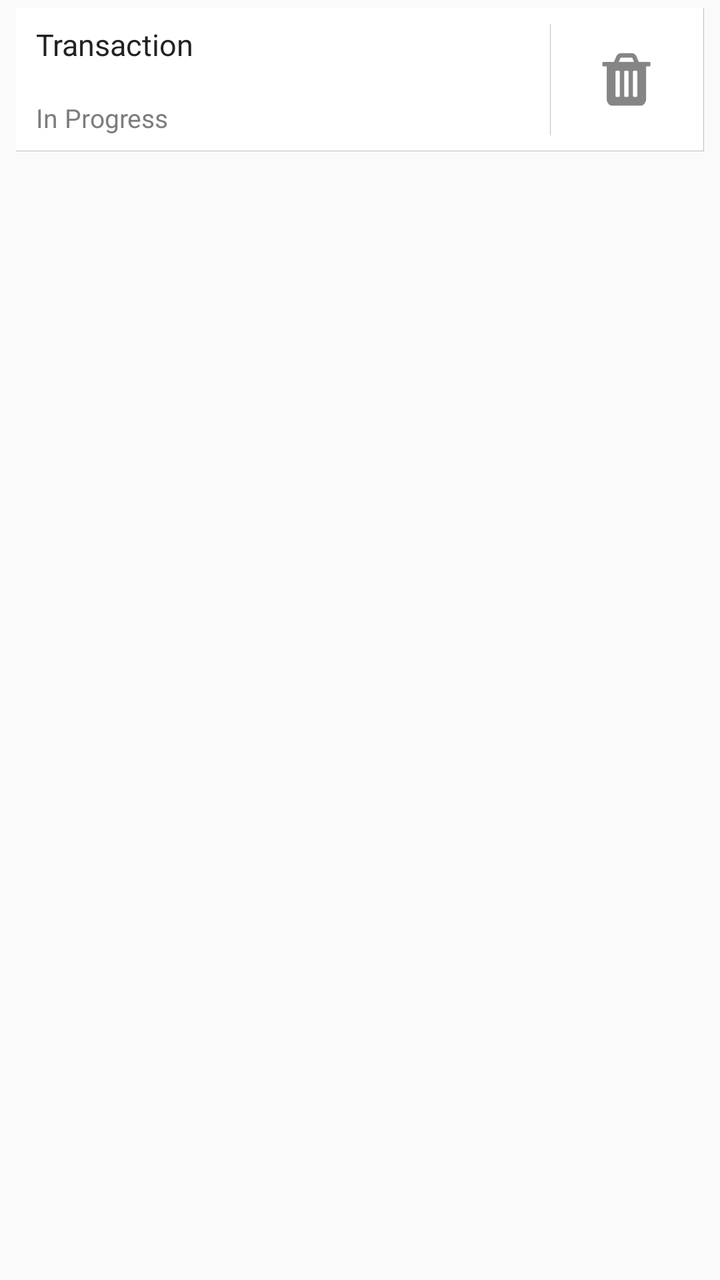
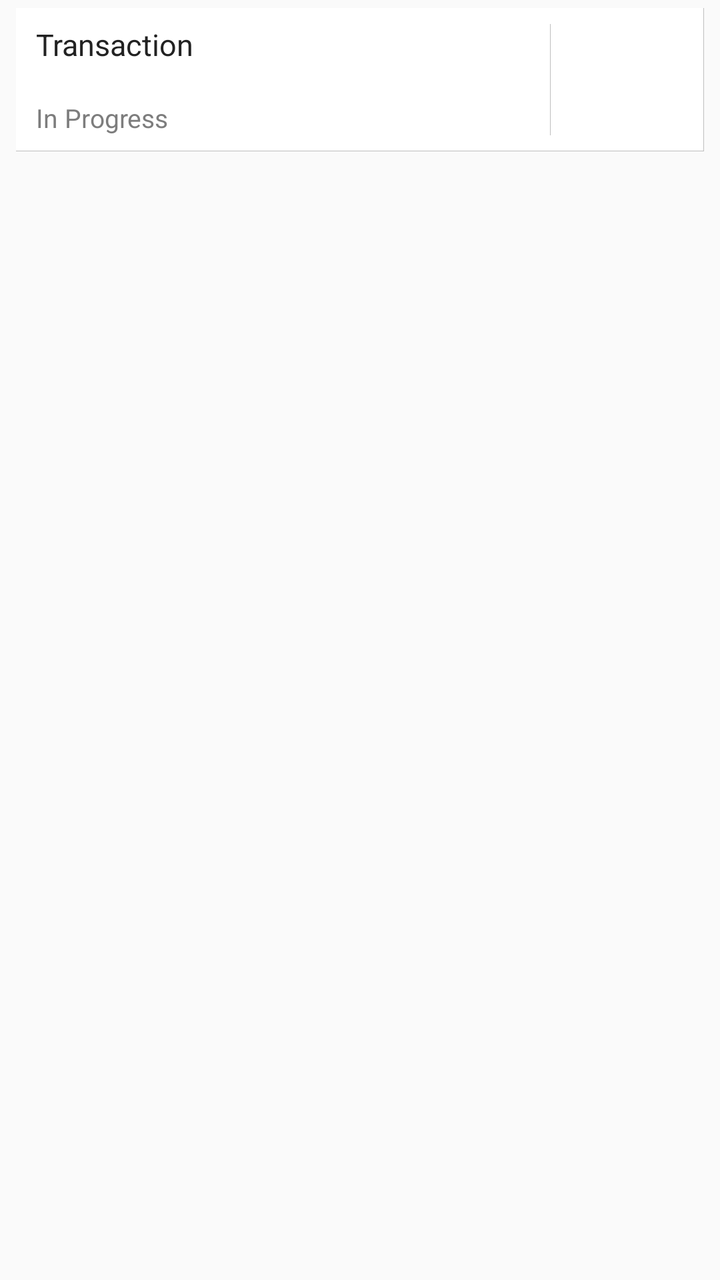

Compare the two renders of this Android layout. The source of the first and the diff that turns it into the second are given below.
<!-- AndroidManifest.xml: application theme AppCompactTheme -->
<!-- res/layout/listview_transactionitems_list.xml -->
<?xml version="1.0" encoding="utf-8"?>
<LinearLayout xmlns:android="http://schemas.android.com/apk/res/android"
    xmlns:tools="http://schemas.android.com/tools"
    android:orientation="vertical" android:layout_width="match_parent"
    android:layout_height="wrap_content"
    android:paddingLeft="@dimen/ofis_med_pad"
    android:paddingRight="@dimen/ofis_med_pad"
    android:paddingTop="@dimen/ofis_list_itemseparator"
    android:paddingBottom="@dimen/ofis_list_itemseparator">


    <LinearLayout
        android:orientation="horizontal"
        android:layout_width="match_parent"
        android:id="@+id/rowlin"
        android:layout_height="wrap_content"
        android:minHeight="60dp"
        android:background="@drawable/list_item"
        android:baselineAligned="false"
        android:weightSum="8"
        tools:ignore="UselessParent">

        <LinearLayout
            android:orientation="vertical"
            android:layout_width="0dp"
            android:layout_height="match_parent"
            android:id="@+id/itemTextContainer"
            android:layout_marginTop="8dp"
            android:layout_marginBottom="8dp"
            android:layout_marginEnd="8dp"
            android:layout_marginRight="8dp"
            android:paddingLeft="10dp"
            android:paddingRight="10dp"
            android:layout_weight="7">

            <TextView
                android:id="@+id/transactionItemId"
                android:layout_width="0dp"
                android:layout_height="0dp"
                android:visibility="gone" />
            <TextView
                android:id="@+id/transacteeId"
                android:layout_width="0dp"
                android:layout_height="0dp"
                android:visibility="gone" />
            <TextView
                android:id="@+id/transacteeType"
                android:layout_width="0dp"
                android:layout_height="0dp"
                android:visibility="gone" />
            <TextView
                android:id="@+id/readOnlyMode"
                android:layout_width="0dp"
                android:layout_height="0dp"
                android:text="0"
                android:visibility="gone"
                tools:ignore="HardcodedText" />
            <TextView
                android:layout_width="match_parent"
                android:layout_height="wrap_content"
                android:text="@string/Transaction_default"
                android:id="@+id/transactionBuyingAgent"
                android:textColor="@color/ofis_base_font_dark"
                android:textSize="@dimen/ofis_med_text" />
            <TextView
                android:layout_width="wrap_content"
                android:layout_height="wrap_content"
                android:id="@+id/transactionTransactee"
                android:textColor="@color/ofis_list_item_subtitle"
                android:textSize="@dimen/ofis_small_text" />
            <TextView
                android:id="@+id/inNetworkQueue"
                android:layout_width="wrap_content"
                android:layout_height="wrap_content"
                android:text="@string/item_in_progress"
                android:textColor="@color/ofis_list_item_subtitle"
                android:textSize="@dimen/ofis_small_text" />
        </LinearLayout>

        <LinearLayout
            android:layout_width="wrap_content"
            android:layout_height="match_parent"
            android:background="@drawable/left_border"
            android:layout_marginTop="8dp"
            android:layout_marginBottom="8dp"
            android:layout_weight="1"
            android:gravity="center">
            <ImageView
                android:layout_width="40dp"
                android:layout_height="40dp"
                android:adjustViewBounds="true"
                android:scaleType="fitCenter"
                android:id="@+id/deleteTransactionItem"
                android:src="@drawable/ic_delete_item"
                android:contentDescription="@string/Delete_Item"
                android:layout_gravity="center_vertical|center_horizontal" />
        </LinearLayout>
    </LinearLayout>

</LinearLayout>
<!-- resources referenced by this layout -->
<resources>
  <color name="ofis_base_font_dark">#222222</color>
  <color name="ofis_list_item_subtitle">#7d7d7d</color>
  <dimen name="ofis_list_itemseparator">4dp</dimen>
  <dimen name="ofis_med_pad">8dp</dimen>
  <dimen name="ofis_med_text">15sp</dimen>
  <dimen name="ofis_small_text">13sp</dimen>
  <!-- drawable ic_delete_item: png bitmap (drawable-hdpi, 1654 bytes) -->
  <!-- drawable left_border (drawable) -->
  <?xml version="1.0" encoding="utf-8"?>
  <layer-list xmlns:android="http://schemas.android.com/apk/res/android">
      <item
          android:bottom="-3dp"
          android:left="-2dp"
          android:top="-3dp"
          android:right="-3dp">
          <shape android:shape="rectangle">
              <solid android:color="@android:color/transparent"/>
              <stroke
                  android:color="@color/ofis_list_item_border"
                  android:width="@dimen/ofis_list_itemborder" />
          </shape>
          </item>
  </layer-list>
  <!-- drawable list_item (drawable) -->
  <?xml version="1.0" encoding="utf-8"?>
  <layer-list xmlns:android="http://schemas.android.com/apk/res/android">
      <item
          android:right="-3dp"
          android:left="-3dp"
          android:top="-3dp"
          android:bottom="-2dp">
          <shape android:shape="rectangle">
              <solid android:color="@color/ofis_list_item_background"/>
              <stroke
                  android:color="@color/ofis_list_item_border"
                  android:width="@dimen/ofis_list_itemborder" />
          </shape>
          </item>
  </layer-list>
  <string name="Delete_Item">Delete Item</string>
  <string name="Transaction_default">Transaction</string>
  <string name="item_in_progress">In Progress</string>
  <style name="AppCompactTheme" parent="Theme.AppCompat.Light">
          
          <item name="android:spinnerStyle">@android:style/Widget.Holo.Light.Spinner</item>
          <item name="android:spinnerItemStyle">@style/SpinnerItem</item>
          <item name="android:spinnerDropDownItemStyle">@style/SpinnerItem.DropDownItem</item>
          <item name="android:dropDownListViewStyle">@style/StandardSpinner</item>
          <item name="android:actionBarStyle">@style/AppTheme.ActionBarStyle</item>
      </style>
  <color name="ofis_list_item_border">#40000000</color>
  <dimen name="ofis_list_itemborder">1px</dimen>
  <color name="ofis_list_item_background">#ffffff</color>
  <style name="SpinnerItem" parent="Widget.AppCompat.TextView.SpinnerItem">
          <item name="android:textColor">@color/ofis_base_font_white</item>
          <item name="android:textSize">@dimen/ofis_spinner_text</item>
      </style>
  <style name="SpinnerItem.DropDownItem" parent="Widget.AppCompat.Light.DropDownItem.Spinner">
          <item name="android:textColor">@color/ofis_text_field</item>
          <item name="android:background">@color/ofis_spinner_item_background</item>
      </style>
  <style name="StandardSpinner" parent="Widget.AppCompat.ListView.DropDown">
          <item name="android:dividerHeight">@dimen/ofis_spinner_itemseparator</item>
          <item name="android:divider">@color/ofis_spinner_divider</item>
      </style>
  <style name="AppTheme.ActionBarStyle" parent="Theme.AppCompat.Light">
          <item name="android:titleTextStyle">@style/AppTheme.ActionBar.TitleTextStyle</item>
      </style>
  <color name="ofis_base_font_white">#ffffff</color>
  <dimen name="ofis_spinner_text">14sp</dimen>
  <color name="ofis_text_field">#DE000000</color>
  <color name="ofis_spinner_item_background">@color/ofis_actionbar_background</color>
  <dimen name="ofis_spinner_itemseparator">1dp</dimen>
  <color name="ofis_spinner_divider">#ff333333</color>
  <style name="AppTheme.ActionBar.TitleTextStyle" parent="android:TextAppearance">
          <item name="android:textSize">@dimen/ofis_med_text</item>
      </style>
  <color name="ofis_actionbar_background">#dddddd</color>
</resources>

<!-- the commit's change to res/layout/listview_transactionitems_list.xml (unified diff, before → after) -->
@@ -1,5 +1,6 @@
 <?xml version="1.0" encoding="utf-8"?>
 <LinearLayout xmlns:android="http://schemas.android.com/apk/res/android"
+    xmlns:app="http://schemas.android.com/apk/res-auto"
     xmlns:tools="http://schemas.android.com/tools"
     android:orientation="vertical" android:layout_width="match_parent"
     android:layout_height="wrap_content"
@@ -91,7 +92,7 @@
                 android:adjustViewBounds="true"
                 android:scaleType="fitCenter"
                 android:id="@+id/deleteTransactionItem"
-                android:src="@drawable/ic_delete_item"
+                app:srcCompat="@drawable/ic_delete_item"
                 android:contentDescription="@string/Delete_Item"
                 android:layout_gravity="center_vertical|center_horizontal" />
         </LinearLayout>
<!-- resource entries referenced after the edit -->
@@ -44,11 +44,13 @@
   <string name="item_in_progress">In Progress</string>
   <style name="AppCompactTheme" parent="Theme.AppCompat.Light">
           
-          <item name="android:spinnerStyle">@android:style/Widget.Holo.Light.Spinner</item>
+          <item name="spinnerStyle">@android:style/Widget.Holo.Light.Spinner</item>
           <item name="android:spinnerItemStyle">@style/SpinnerItem</item>
-          <item name="android:spinnerDropDownItemStyle">@style/SpinnerItem.DropDownItem</item>
-          <item name="android:dropDownListViewStyle">@style/StandardSpinner</item>
-          <item name="android:actionBarStyle">@style/AppTheme.ActionBarStyle</item>
+          <item name="spinnerDropDownItemStyle">@style/SpinnerItem.DropDownItem</item>
+          <item name="dropDownListViewStyle">@style/StandardSpinner</item>
+  
+          <item name="actionBarStyle">@style/AppTheme.ActionBarStyle</item>
+  
       </style>
   <color name="ofis_list_item_border">#40000000</color>
   <dimen name="ofis_list_itemborder">1px</dimen>
@@ -59,14 +61,14 @@
       </style>
   <style name="SpinnerItem.DropDownItem" parent="Widget.AppCompat.Light.DropDownItem.Spinner">
           <item name="android:textColor">@color/ofis_text_field</item>
-          <item name="android:background">@color/ofis_spinner_item_background</item>
+          <item name="background">@color/ofis_spinner_item_background</item>
       </style>
   <style name="StandardSpinner" parent="Widget.AppCompat.ListView.DropDown">
           <item name="android:dividerHeight">@dimen/ofis_spinner_itemseparator</item>
-          <item name="android:divider">@color/ofis_spinner_divider</item>
+          <item name="divider">@color/ofis_spinner_divider</item>
       </style>
   <style name="AppTheme.ActionBarStyle" parent="Theme.AppCompat.Light">
-          <item name="android:titleTextStyle">@style/AppTheme.ActionBar.TitleTextStyle</item>
+          <item name="titleTextStyle">@style/AppTheme.ActionBar.TitleTextStyle</item>
       </style>
   <color name="ofis_base_font_white">#ffffff</color>
   <dimen name="ofis_spinner_text">14sp</dimen>
@@ -75,8 +77,10 @@
   <dimen name="ofis_spinner_itemseparator">1dp</dimen>
   <color name="ofis_spinner_divider">#ff333333</color>
   <style name="AppTheme.ActionBar.TitleTextStyle" parent="android:TextAppearance">
-          <item name="android:textSize">@dimen/ofis_med_text</item>
+          <item name="android:textSize">@dimen/ofis_large_text</item>
+          <item name="android:textStyle">bold</item>
       </style>
   <color name="ofis_actionbar_background">#dddddd</color>
+  <dimen name="ofis_large_text">17sp</dimen>
 </resources>
 
